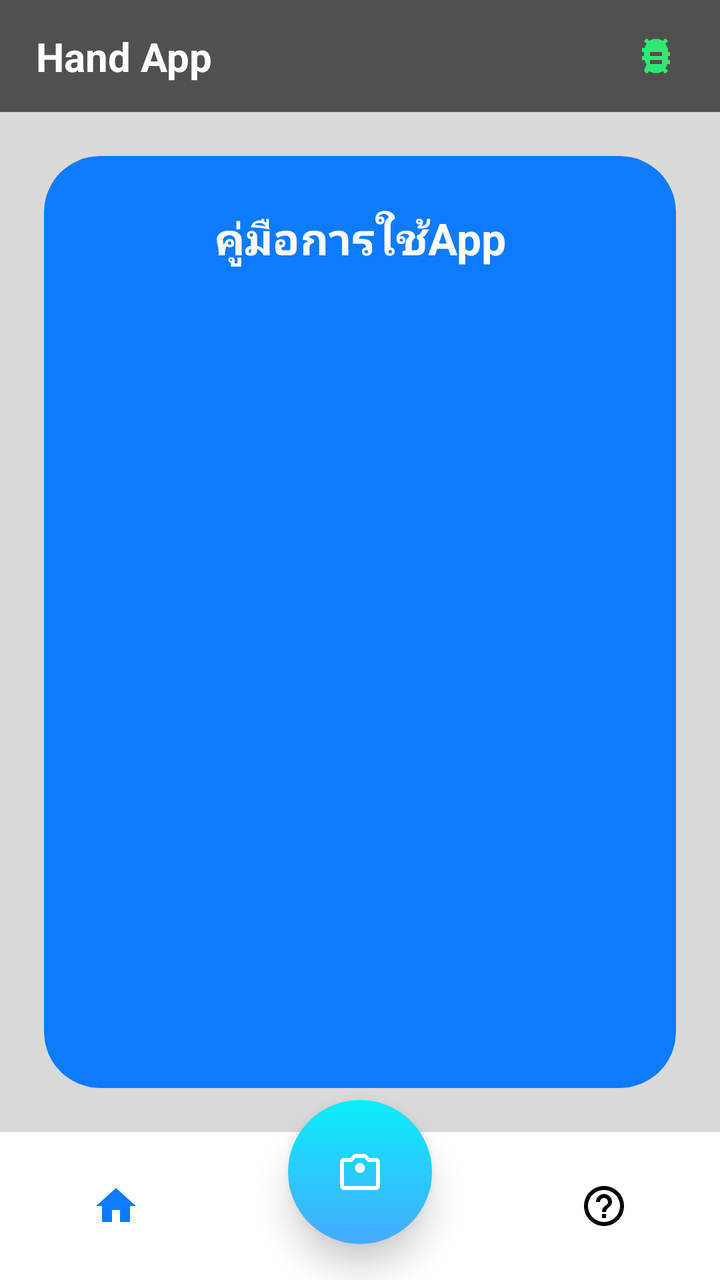
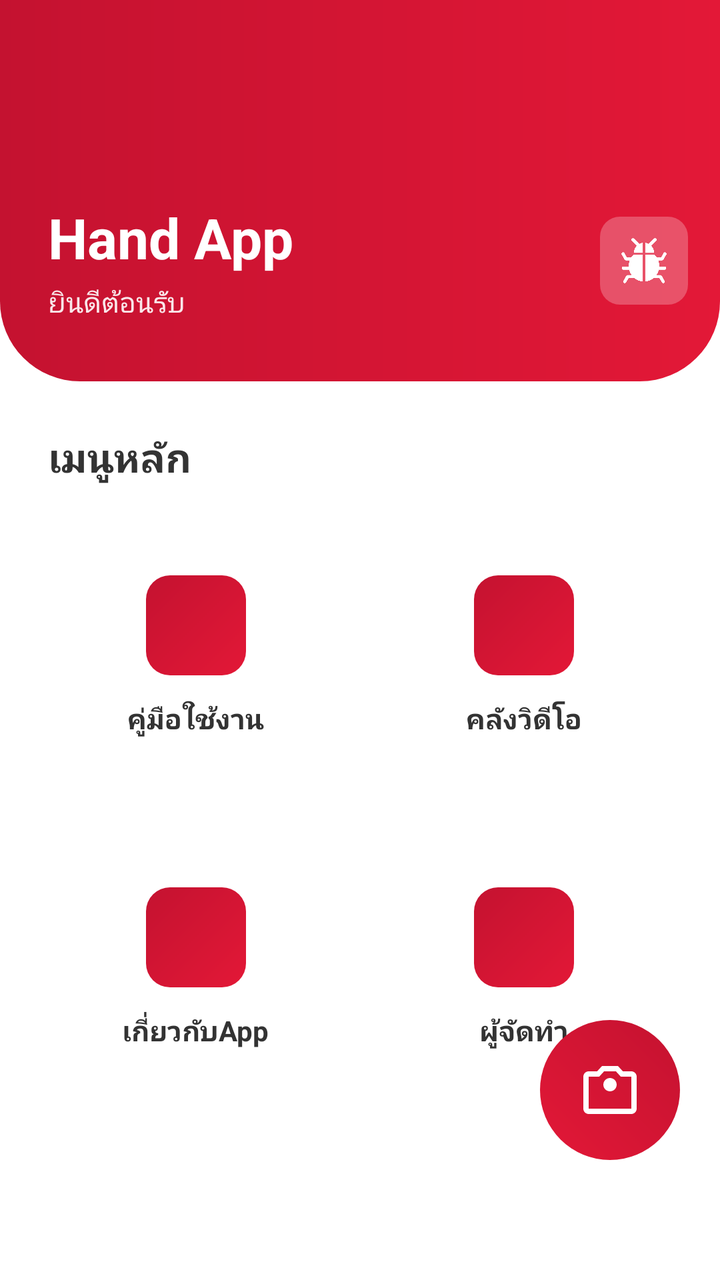

An Android layout rendered at two revisions. The XML below is the earlier revision; the diff shows what the commit changed to produce the second picture.
<!-- AndroidManifest.xml: application theme Theme.Hand -->
<!-- res/layout/activity_main.xml -->
<?xml version="1.0" encoding="utf-8"?>
<androidx.constraintlayout.widget.ConstraintLayout
    xmlns:android="http://schemas.android.com/apk/res/android"
    xmlns:app="http://schemas.android.com/apk/res-auto"
    android:id="@+id/main"
    android:layout_width="match_parent"
    android:layout_height="match_parent"
    android:background="#D9D9D9">

    
    <View
        android:id="@+id/topBar"
        android:layout_width="0dp"
        android:layout_height="56dp"
        android:background="#505050"
        app:layout_constraintTop_toTopOf="parent"
        app:layout_constraintStart_toStartOf="parent"
        app:layout_constraintEnd_toEndOf="parent"/>

    <TextView
        android:id="@+id/txtTitle"
        android:layout_width="wrap_content"
        android:layout_height="wrap_content"
        android:text="Hand App"
        android:textColor="#FFFFFF"
        android:textStyle="bold"
        android:textSize="20sp"
        android:paddingStart="18dp"
        android:paddingEnd="18dp"
        app:layout_constraintStart_toStartOf="@id/topBar"
        app:layout_constraintTop_toTopOf="@id/topBar"
        app:layout_constraintBottom_toBottomOf="@id/topBar" />

    
    <ImageButton
        android:id="@+id/btnDebug"
        android:layout_width="40dp"
        android:layout_height="40dp"
        android:layout_marginEnd="12dp"
        android:background="@android:color/transparent"
        android:contentDescription="Debug"
        android:src="@drawable/bug_report_24"
        android:tint="#2EEA72"
        android:padding="6dp"
        app:layout_constraintEnd_toEndOf="@id/topBar"
        app:layout_constraintTop_toTopOf="@id/topBar"
        app:layout_constraintBottom_toBottomOf="@id/topBar" />

    
    <androidx.cardview.widget.CardView
        android:id="@+id/cardGuide"
        android:layout_width="0dp"
        android:layout_height="0dp"
        android:layout_marginStart="22dp"
        android:layout_marginEnd="22dp"
        android:layout_marginTop="22dp"
        android:layout_marginBottom="22dp"
        app:cardBackgroundColor="#0D7BFF"
        app:cardCornerRadius="28dp"
        app:cardElevation="0dp"
        app:layout_constraintTop_toBottomOf="@id/topBar"
        app:layout_constraintBottom_toTopOf="@id/bottomBar"
        app:layout_constraintStart_toStartOf="parent"
        app:layout_constraintEnd_toEndOf="parent">

        <TextView
            android:id="@+id/txtGuide"
            android:layout_width="match_parent"
            android:layout_height="match_parent"
            android:gravity="top|center_horizontal"
            android:paddingTop="26dp"
            android:text="คู่มือการใช้App"
            android:textColor="#FFFFFF"
            android:textStyle="bold"
            android:textSize="22sp" />
    </androidx.cardview.widget.CardView>

    
    <androidx.constraintlayout.widget.ConstraintLayout
        android:id="@+id/bottomBar"
        android:layout_width="0dp"
        android:layout_height="74dp"
        android:background="#FFFFFF"
        app:layout_constraintBottom_toBottomOf="parent"
        app:layout_constraintStart_toStartOf="parent"
        app:layout_constraintEnd_toEndOf="parent">

        
        <ImageButton
            android:id="@+id/btnHome"
            android:layout_width="44dp"
            android:layout_height="44dp"
            android:background="@android:color/transparent"
            android:contentDescription="Home"
            android:src="@drawable/home_24"
            android:tint="#0D7BFF"
            android:layout_marginStart="36dp"
            app:layout_constraintStart_toStartOf="parent"
            app:layout_constraintTop_toTopOf="parent"
            app:layout_constraintBottom_toBottomOf="parent"/>

        
        <ImageButton
            android:id="@+id/btnHelp"
            android:layout_width="44dp"
            android:layout_height="44dp"
            android:background="@android:color/transparent"
            android:contentDescription="Help"
            android:src="@drawable/help_outline_24"
            android:tint="#000000"
            android:layout_marginEnd="36dp"
            app:layout_constraintEnd_toEndOf="parent"
            app:layout_constraintTop_toTopOf="parent"
            app:layout_constraintBottom_toBottomOf="parent"/>

    </androidx.constraintlayout.widget.ConstraintLayout>

    
    <ImageButton
        android:id="@+id/btnCamera"
        android:layout_width="72dp"
        android:layout_height="72dp"
        android:contentDescription="Open Camera"
        android:background="@drawable/bg_play_gradient"
        android:src="@drawable/photo_camera_24"
        android:tint="#FFFFFF"
        android:scaleType="center"
        android:padding="18dp"
        android:elevation="10dp"
        android:translationY="-18dp"
        app:layout_constraintStart_toStartOf="parent"
        app:layout_constraintEnd_toEndOf="parent"
        app:layout_constraintBottom_toBottomOf="@id/bottomBar" />

</androidx.constraintlayout.widget.ConstraintLayout>
<!-- resources referenced by this layout -->
<resources>
  <!-- drawable bg_play_gradient (drawable) -->
  <?xml version="1.0" encoding="utf-8"?>
  <shape xmlns:android="http://schemas.android.com/apk/res/android"
      android:shape="oval">
  
      <gradient
          android:angle="90"
          android:startColor="#48A9FE"
          android:endColor="#0BEEF9" />
  
  </shape>
  <!-- drawable bug_report_24 (drawable) -->
  <?xml version="1.0" encoding="utf-8"?>
  <vector xmlns:android="http://schemas.android.com/apk/res/android"
      android:width="24dp"
      android:height="24dp"
      android:viewportWidth="24"
      android:viewportHeight="24">
  
      
      <path
          android:fillColor="#2EEA72"
          android:pathData="M19,8h-1.26c-0.22,-0.78 -0.58,-1.49 -1.05,-2.12L18,4.59 16.59,3.17 15.31,4.46C14.53,3.86 13.58,3.5 12.55,3.5h-1.1c-1.03,0 -1.98,0.36 -2.76,0.96L7.41,3.17 6,4.59l1.31,1.29C6.84,6.51 6.48,7.22 6.26,8H5v2h1v2H5v2h1.26c0.22,0.78 0.58,1.49 1.05,2.12L6,19.41 7.41,20.83l1.28,-1.29c0.78,0.6 1.73,0.96 2.76,0.96h1.1c1.03,0 1.98,-0.36 2.76,-0.96l1.28,1.29L18,19.41l-1.31,-1.29c0.47,-0.63 0.83,-1.34 1.05,-2.12H19v-2h-1v-2h1V10h-1V8zm-4,8H9v-2h6v2zm0-4H9v-2h6v2z"/>
  </vector>
  <!-- drawable help_outline_24 (drawable) -->
  <?xml version="1.0" encoding="utf-8"?>
  <vector xmlns:android="http://schemas.android.com/apk/res/android"
      android:width="24dp"
      android:height="24dp"
      android:viewportWidth="24"
      android:viewportHeight="24">
      <path
          android:fillColor="#000000"
          android:pathData="M11,18h2v-2h-2v2zM12,2C6.48,2 2,6.48 2,12s4.48,10 10,10 10,-4.48 10,-10S17.52,2 12,2zM12,20c-4.41,0 -8,-3.59 -8,-8s3.59,-8 8,-8 8,3.59 8,8 -3.59,8 -8,8zM12,6c-2.21,0 -4,1.79 -4,4h2c0,-1.1 0.9,-2 2,-2s2,0.9 2,2c0,2 -3,1.75 -3,5h2c0,-2.25 3,-2.5 3,-5 0,-2.21 -1.79,-4 -4,-4z"/>
  </vector>
  <!-- drawable home_24 (drawable) -->
  <?xml version="1.0" encoding="utf-8"?>
  <vector xmlns:android="http://schemas.android.com/apk/res/android"
      android:width="24dp"
      android:height="24dp"
      android:viewportWidth="24"
      android:viewportHeight="24">
      <path
          android:fillColor="#000000"
          android:pathData="M10,20v-6h4v6h5v-8h3L12,3 2,12h3v8z"/>
  </vector>
  <!-- drawable photo_camera_24 (drawable) -->
  <?xml version="1.0" encoding="utf-8"?>
  <vector xmlns:android="http://schemas.android.com/apk/res/android"
      android:width="24dp"
      android:height="24dp"
      android:viewportWidth="24"
      android:viewportHeight="24">
      <path
          android:fillColor="#000000"
          android:pathData="M12,12.5c1.38,0 2.5,-1.12 2.5,-2.5S13.38,7.5 12,7.5 9.5,8.62 9.5,10 10.62,12.5 12,12.5zM20,5h-3.17l-1.84,-2H9.01L7.17,5H4c-1.1,0 -2,0.9 -2,2v12c0,1.1 0.9,2 2,2h16c1.1,0 2,-0.9 2,-2V7c0,-1.1 -0.9,-2 -2,-2zm0,14H4V7h3.95l1.83,-2h4.44l1.83,2H20v12z"/>
  </vector>
  <style name="Theme.Hand" parent="Base.Theme.Hand" />
  <style name="Base.Theme.Hand" parent="Theme.Material3.DayNight.NoActionBar">
          
          
      </style>
</resources>

<!-- the commit's change to res/layout/activity_main.xml (unified diff, before → after) -->
@@ -1,135 +1,270 @@
 <?xml version="1.0" encoding="utf-8"?>
-<androidx.constraintlayout.widget.ConstraintLayout
+<androidx.coordinatorlayout.widget.CoordinatorLayout
     xmlns:android="http://schemas.android.com/apk/res/android"
     xmlns:app="http://schemas.android.com/apk/res-auto"
     android:id="@+id/main"
     android:layout_width="match_parent"
     android:layout_height="match_parent"
-    android:background="#D9D9D9">
+    android:background="#FFFFFF"
+    android:fitsSystemWindows="false">
 
     
-    <View
-        android:id="@+id/topBar"
-        android:layout_width="0dp"
-        android:layout_height="56dp"
-        android:background="#505050"
-        app:layout_constraintTop_toTopOf="parent"
-        app:layout_constraintStart_toStartOf="parent"
-        app:layout_constraintEnd_toEndOf="parent"/>
-
-    <TextView
-        android:id="@+id/txtTitle"
-        android:layout_width="wrap_content"
-        android:layout_height="wrap_content"
-        android:text="Hand App"
-        android:textColor="#FFFFFF"
-        android:textStyle="bold"
-        android:textSize="20sp"
-        android:paddingStart="18dp"
-        android:paddingEnd="18dp"
-        app:layout_constraintStart_toStartOf="@id/topBar"
-        app:layout_constraintTop_toTopOf="@id/topBar"
-        app:layout_constraintBottom_toBottomOf="@id/topBar" />
-
+    <androidx.core.widget.NestedScrollView
+        android:layout_width="match_parent"
+        android:layout_height="match_parent"
+        android:fillViewport="true">
+
+        <LinearLayout
+            android:layout_width="match_parent"
+            android:layout_height="wrap_content"
+            android:orientation="vertical">
+
+            
+            <androidx.constraintlayout.widget.ConstraintLayout
+                android:id="@+id/topSection"
+                android:layout_width="match_parent"
+                android:layout_height="wrap_content"
+                android:background="@drawable/bg_top_section_gradient"
+                android:paddingTop="40dp"
+                android:paddingBottom="30dp"
+                android:fitsSystemWindows="true">
+
+                
+                <TextView
+                    android:id="@+id/txtTitle"
+                    android:layout_width="wrap_content"
+                    android:layout_height="wrap_content"
+                    android:layout_marginStart="24dp"
+                    android:layout_marginTop="60dp"
+                    android:text="Hand App"
+                    android:textColor="#FFFFFF"
+                    android:textSize="28sp"
+                    android:textStyle="bold"
+                    app:layout_constraintStart_toStartOf="parent"
+                    app:layout_constraintTop_toTopOf="parent" />
+
+                <TextView
+                    android:id="@+id/txtSubtitle"
+                    android:layout_width="wrap_content"
+                    android:layout_height="wrap_content"
+                    android:layout_marginStart="24dp"
+                    android:layout_marginTop="4dp"
+                    android:text="ยินดีต้อนรับ"
+                    android:textColor="#FFFFFF"
+                    android:textSize="14sp"
+                    android:alpha="0.9"
+                    app:layout_constraintStart_toStartOf="parent"
+                    app:layout_constraintTop_toBottomOf="@id/txtTitle" />
+
+                
+                <ImageButton
+                    android:id="@+id/btnDebug"
+                    android:layout_width="44dp"
+                    android:layout_height="44dp"
+                    android:layout_marginEnd="16dp"
+                    android:background="@drawable/bg_debug_button"
+                    android:contentDescription="Debug"
+                    android:src="@drawable/debug"
+                    android:scaleType="centerInside"
+                    android:padding="10dp"
+                    app:tint="#FFFFFF"
+                    app:layout_constraintEnd_toEndOf="parent"
+                    app:layout_constraintTop_toTopOf="@id/txtTitle"
+                    app:layout_constraintBottom_toBottomOf="@id/txtSubtitle" />
+
+
+            </androidx.constraintlayout.widget.ConstraintLayout>
+
+            
+            <LinearLayout
+                android:layout_width="match_parent"
+                android:layout_height="wrap_content"
+                android:orientation="vertical"
+                android:padding="24dp"
+                android:paddingBottom="100dp">
+
+                <TextView
+                    android:id="@+id/txtQuickActions"
+                    android:layout_width="wrap_content"
+                    android:layout_height="wrap_content"
+                    android:text="เมนูหลัก"
+                    android:textColor="#333333"
+                    android:textSize="20sp"
+                    android:textStyle="bold"
+                    android:layout_marginBottom="16dp" />
+
+                
+                <GridLayout
+                    android:id="@+id/actionGrid"
+                    android:layout_width="match_parent"
+                    android:layout_height="wrap_content"
+                    android:columnCount="2"
+                    android:rowCount="2">
+
+                    
+                    <androidx.cardview.widget.CardView
+                        android:id="@+id/cardGuide"
+                        android:layout_width="0dp"
+                        android:layout_height="140dp"
+                        android:layout_columnWeight="1"
+                        android:layout_marginEnd="8dp"
+                        android:layout_marginBottom="16dp"
+                        app:cardBackgroundColor="@android:color/transparent"
+                        app:cardCornerRadius="16dp"
+                        app:cardElevation="0dp">
+
+                        <LinearLayout
+                            android:layout_width="match_parent"
+                            android:layout_height="match_parent"
+                            android:orientation="vertical"
+                            android:gravity="center"
+                            android:padding="20dp">
+
+                            <View
+                                android:layout_width="50dp"
+                                android:layout_height="50dp"
+                                android:background="@drawable/bg_action_icon_gradient" />
+
+                            <TextView
+                                android:layout_width="wrap_content"
+                                android:layout_height="wrap_content"
+                                android:layout_marginTop="12dp"
+                                android:text="คู่มือใช้งาน"
+                                android:textColor="#333333"
+                                android:textSize="14sp"
+                                android:textStyle="bold" />
+                        </LinearLayout>
+                    </androidx.cardview.widget.CardView>
+
+                    
+                    <androidx.cardview.widget.CardView
+                        android:id="@+id/cardHistory"
+                        android:layout_width="0dp"
+                        android:layout_height="140dp"
+                        android:layout_columnWeight="1"
+                        android:layout_marginStart="8dp"
+                        android:layout_marginBottom="16dp"
+                        app:cardBackgroundColor="@android:color/transparent"
+                        app:cardCornerRadius="16dp"
+                        app:cardElevation="0dp">
+
+                        <LinearLayout
+                            android:layout_width="match_parent"
+                            android:layout_height="match_parent"
+                            android:orientation="vertical"
+                            android:gravity="center"
+                            android:padding="20dp">
+
+                            <View
+                                android:layout_width="50dp"
+                                android:layout_height="50dp"
+                                android:background="@drawable/bg_action_icon_gradient" />
+
+                            <TextView
+                                android:layout_width="wrap_content"
+                                android:layout_height="wrap_content"
+                                android:layout_marginTop="12dp"
+                                android:text="คลังวิดีโอ"
+                                android:textColor="#333333"
+                                android:textSize="14sp"
+                                android:textStyle="bold" />
+                        </LinearLayout>
+                    </androidx.cardview.widget.CardView>
+
+                    
+                    <androidx.cardview.widget.CardView
+                        android:id="@+id/cardSettings"
+                        android:layout_width="0dp"
+                        android:layout_height="140dp"
+                        android:layout_columnWeight="1"
+                        android:layout_marginEnd="8dp"
+                        app:cardBackgroundColor="@android:color/transparent"
+                        app:cardCornerRadius="16dp"
+                        app:cardElevation="0dp">
+
+                        <LinearLayout
+                            android:layout_width="match_parent"
+                            android:layout_height="match_parent"
+                            android:orientation="vertical"
+                            android:gravity="center"
+                            android:padding="20dp">
+
+                            <View
+                                android:layout_width="50dp"
+                                android:layout_height="50dp"
+                                android:background="@drawable/bg_action_icon_gradient" />
+
+                            <TextView
+                                android:layout_width="wrap_content"
+                                android:layout_height="wrap_content"
+                                android:layout_marginTop="12dp"
+                                android:text="เกี่ยวกับApp"
+                                android:textColor="#333333"
+                                android:textSize="14sp"
+                                android:textStyle="bold" />
+                        </LinearLayout>
+                    </androidx.cardview.widget.CardView>
+
+                    
+                    <androidx.cardview.widget.CardView
+                        android:id="@+id/cardHelp"
+                        android:layout_width="0dp"
+                        android:layout_height="140dp"
+                        android:layout_columnWeight="1"
+                        android:layout_marginStart="8dp"
+                        app:cardBackgroundColor="@android:color/transparent"
+                        app:cardCornerRadius="16dp"
+                        app:cardElevation="0dp">
+
+                        <LinearLayout
+                            android:layout_width="match_parent"
+                            android:layout_height="match_parent"
+                            android:orientation="vertical"
+                            android:gravity="center"
+                            android:padding="20dp">
+
+                            <View
+                                android:layout_width="50dp"
+                                android:layout_height="50dp"
+                                android:background="@drawable/bg_action_icon_gradient" />
+
+                            <TextView
+                                android:layout_width="wrap_content"
+                                android:layout_height="wrap_content"
+                                android:layout_marginTop="12dp"
+                                android:text="ผู้จัดทำ"
+                                android:textColor="#333333"
+                                android:textSize="14sp"
+                                android:textStyle="bold" />
+                        </LinearLayout>
+                    </androidx.cardview.widget.CardView>
+
+                </GridLayout>
+
+            </LinearLayout>
+
+        </LinearLayout>
+
+    </androidx.core.widget.NestedScrollView>
     
-    <ImageButton
-        android:id="@+id/btnDebug"
-        android:layout_width="40dp"
-        android:layout_height="40dp"
-        android:layout_marginEnd="12dp"
-        android:background="@android:color/transparent"
-        android:contentDescription="Debug"
-        android:src="@drawable/bug_report_24"
-        android:tint="#2EEA72"
-        android:padding="6dp"
-        app:layout_constraintEnd_toEndOf="@id/topBar"
-        app:layout_constraintTop_toTopOf="@id/topBar"
-        app:layout_constraintBottom_toBottomOf="@id/topBar" />
-
-    
-    <androidx.cardview.widget.CardView
-        android:id="@+id/cardGuide"
-        android:layout_width="0dp"
-        android:layout_height="0dp"
-        android:layout_marginStart="22dp"
-        android:layout_marginEnd="22dp"
-        android:layout_marginTop="22dp"
-        android:layout_marginBottom="22dp"
-        app:cardBackgroundColor="#0D7BFF"
-        app:cardCornerRadius="28dp"
-        app:cardElevation="0dp"
-        app:layout_constraintTop_toBottomOf="@id/topBar"
-        app:layout_constraintBottom_toTopOf="@id/bottomBar"
-        app:layout_constraintStart_toStartOf="parent"
-        app:layout_constraintEnd_toEndOf="parent">
-
-        <TextView
-            android:id="@+id/txtGuide"
-            android:layout_width="match_parent"
-            android:layout_height="match_parent"
-            android:gravity="top|center_horizontal"
-            android:paddingTop="26dp"
-            android:text="คู่มือการใช้App"
-            android:textColor="#FFFFFF"
-            android:textStyle="bold"
-            android:textSize="22sp" />
-    </androidx.cardview.widget.CardView>
-
-    
-    <androidx.constraintlayout.widget.ConstraintLayout
-        android:id="@+id/bottomBar"
-        android:layout_width="0dp"
-        android:layout_height="74dp"
-        android:background="#FFFFFF"
-        app:layout_constraintBottom_toBottomOf="parent"
-        app:layout_constraintStart_toStartOf="parent"
-        app:layout_constraintEnd_toEndOf="parent">
-
-        
-        <ImageButton
-            android:id="@+id/btnHome"
-            android:layout_width="44dp"
-            android:layout_height="44dp"
-            android:background="@android:color/transparent"
-            android:contentDescription="Home"
-            android:src="@drawable/home_24"
-            android:tint="#0D7BFF"
-            android:layout_marginStart="36dp"
-            app:layout_constraintStart_toStartOf="parent"
-            app:layout_constraintTop_toTopOf="parent"
-            app:layout_constraintBottom_toBottomOf="parent"/>
-
-        
-        <ImageButton
-            android:id="@+id/btnHelp"
-            android:layout_width="44dp"
-            android:layout_height="44dp"
-            android:background="@android:color/transparent"
-            android:contentDescription="Help"
-            android:src="@drawable/help_outline_24"
-            android:tint="#000000"
-            android:layout_marginEnd="36dp"
-            app:layout_constraintEnd_toEndOf="parent"
-            app:layout_constraintTop_toTopOf="parent"
-            app:layout_constraintBottom_toBottomOf="parent"/>
-
-    </androidx.constraintlayout.widget.ConstraintLayout>
-
-    
-    <ImageButton
-        android:id="@+id/btnCamera"
-        android:layout_width="72dp"
-        android:layout_height="72dp"
-        android:contentDescription="Open Camera"
-        android:background="@drawable/bg_play_gradient"
-        android:src="@drawable/photo_camera_24"
-        android:tint="#FFFFFF"
-        android:scaleType="center"
-        android:padding="18dp"
-        android:elevation="10dp"
-        android:translationY="-18dp"
-        app:layout_constraintStart_toStartOf="parent"
-        app:layout_constraintEnd_toEndOf="parent"
-        app:layout_constraintBottom_toBottomOf="@id/bottomBar" />
-
-</androidx.constraintlayout.widget.ConstraintLayout>
+    <FrameLayout
+        android:id="@+id/fabCamera"
+        android:layout_width="70dp"
+        android:layout_height="70dp"
+        android:layout_gravity="bottom|end"
+        android:layout_marginEnd="20dp"
+        android:layout_marginBottom="60dp"
+        android:background="@drawable/bg_camera_red_gradient"
+        android:clickable="true"
+        android:focusable="true">
+
+        <ImageView
+            android:layout_width="32dp"
+            android:layout_height="32dp"
+            android:layout_gravity="center"
+            android:src="@drawable/photo_camera_24"
+            android:contentDescription="Open Camera"
+            app:tint="#FFFFFF" />
+    </FrameLayout>
+
+</androidx.coordinatorlayout.widget.CoordinatorLayout>
<!-- resource entries referenced after the edit -->
@@ -1,51 +1,46 @@
 <!-- resources referenced by this layout -->
 <resources>
-  <!-- drawable bg_play_gradient (drawable) -->
+  <!-- drawable bg_action_icon_gradient (drawable) -->
+  <?xml version="1.0" encoding="utf-8"?>
+  <shape xmlns:android="http://schemas.android.com/apk/res/android"
+      android:shape="rectangle">
+      <gradient
+          android:angle="135"
+          android:startColor="#E31837"
+          android:endColor="#C41230"
+          android:type="linear" />
+      <corners android:radius="12dp" />
+  </shape>
+  <!-- drawable bg_camera_red_gradient (drawable) -->
   <?xml version="1.0" encoding="utf-8"?>
   <shape xmlns:android="http://schemas.android.com/apk/res/android"
       android:shape="oval">
-  
       <gradient
-          android:angle="90"
-          android:startColor="#48A9FE"
-          android:endColor="#0BEEF9" />
-  
+          android:angle="45"
+          android:startColor="#E31837"
+          android:endColor="#C41230"
+          android:type="linear" />
   </shape>
-  <!-- drawable bug_report_24 (drawable) -->
+  <!-- drawable bg_debug_button (drawable) -->
   <?xml version="1.0" encoding="utf-8"?>
-  <vector xmlns:android="http://schemas.android.com/apk/res/android"
-      android:width="24dp"
-      android:height="24dp"
-      android:viewportWidth="24"
-      android:viewportHeight="24">
-  
-      
-      <path
-          android:fillColor="#2EEA72"
-          android:pathData="M19,8h-1.26c-0.22,-0.78 -0.58,-1.49 -1.05,-2.12L18,4.59 16.59,3.17 15.31,4.46C14.53,3.86 13.58,3.5 12.55,3.5h-1.1c-1.03,0 -1.98,0.36 -2.76,0.96L7.41,3.17 6,4.59l1.31,1.29C6.84,6.51 6.48,7.22 6.26,8H5v2h1v2H5v2h1.26c0.22,0.78 0.58,1.49 1.05,2.12L6,19.41 7.41,20.83l1.28,-1.29c0.78,0.6 1.73,0.96 2.76,0.96h1.1c1.03,0 1.98,-0.36 2.76,-0.96l1.28,1.29L18,19.41l-1.31,-1.29c0.47,-0.63 0.83,-1.34 1.05,-2.12H19v-2h-1v-2h1V10h-1V8zm-4,8H9v-2h6v2zm0-4H9v-2h6v2z"/>
-  </vector>
-  <!-- drawable help_outline_24 (drawable) -->
+  <shape xmlns:android="http://schemas.android.com/apk/res/android"
+      android:shape="rectangle">
+      <solid android:color="#40FFFFFF" />
+      <corners android:radius="10dp" />
+  </shape>
+  <!-- drawable bg_top_section_gradient (drawable) -->
   <?xml version="1.0" encoding="utf-8"?>
-  <vector xmlns:android="http://schemas.android.com/apk/res/android"
-      android:width="24dp"
-      android:height="24dp"
-      android:viewportWidth="24"
-      android:viewportHeight="24">
-      <path
-          android:fillColor="#000000"
-          android:pathData="M11,18h2v-2h-2v2zM12,2C6.48,2 2,6.48 2,12s4.48,10 10,10 10,-4.48 10,-10S17.52,2 12,2zM12,20c-4.41,0 -8,-3.59 -8,-8s3.59,-8 8,-8 8,3.59 8,8 -3.59,8 -8,8zM12,6c-2.21,0 -4,1.79 -4,4h2c0,-1.1 0.9,-2 2,-2s2,0.9 2,2c0,2 -3,1.75 -3,5h2c0,-2.25 3,-2.5 3,-5 0,-2.21 -1.79,-4 -4,-4z"/>
-  </vector>
-  <!-- drawable home_24 (drawable) -->
-  <?xml version="1.0" encoding="utf-8"?>
-  <vector xmlns:android="http://schemas.android.com/apk/res/android"
-      android:width="24dp"
-      android:height="24dp"
-      android:viewportWidth="24"
-      android:viewportHeight="24">
-      <path
-          android:fillColor="#000000"
-          android:pathData="M10,20v-6h4v6h5v-8h3L12,3 2,12h3v8z"/>
-  </vector>
+  <shape xmlns:android="http://schemas.android.com/apk/res/android">
+      <gradient
+          android:angle="180"
+          android:startColor="#E31837"
+          android:endColor="#C41230"
+          android:type="linear" />
+      <corners
+          android:bottomLeftRadius="40dp"
+          android:bottomRightRadius="40dp" />
+  </shape>
+  <!-- drawable debug: png bitmap (drawable, 16777 bytes) -->
   <!-- drawable photo_camera_24 (drawable) -->
   <?xml version="1.0" encoding="utf-8"?>
   <vector xmlns:android="http://schemas.android.com/apk/res/android"
